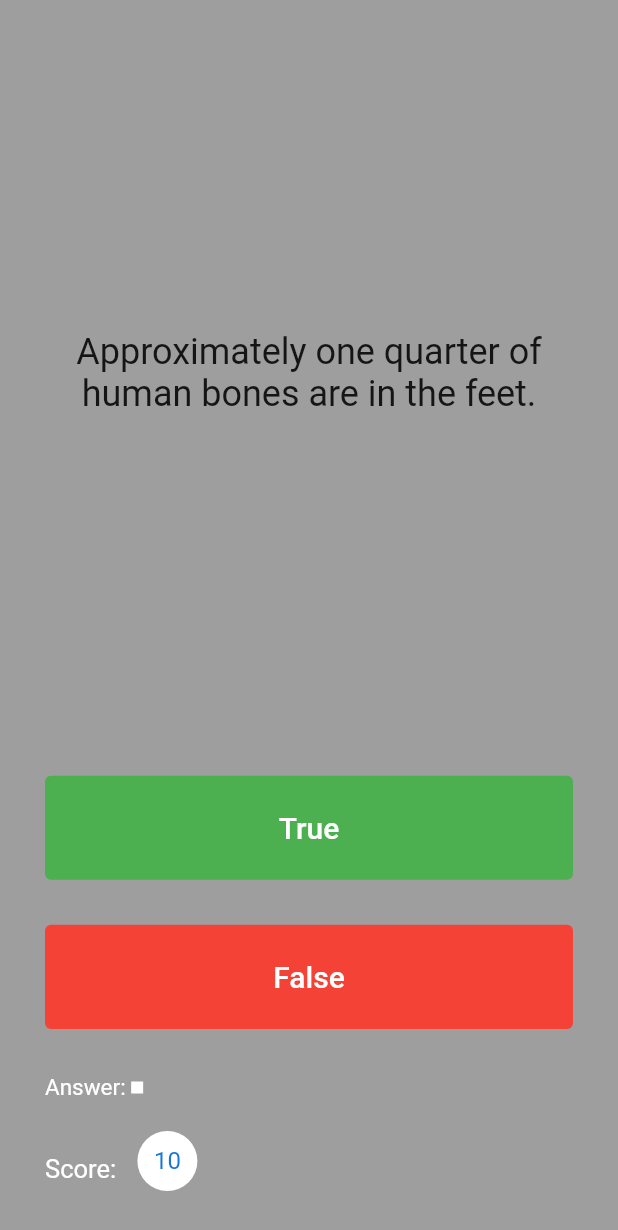
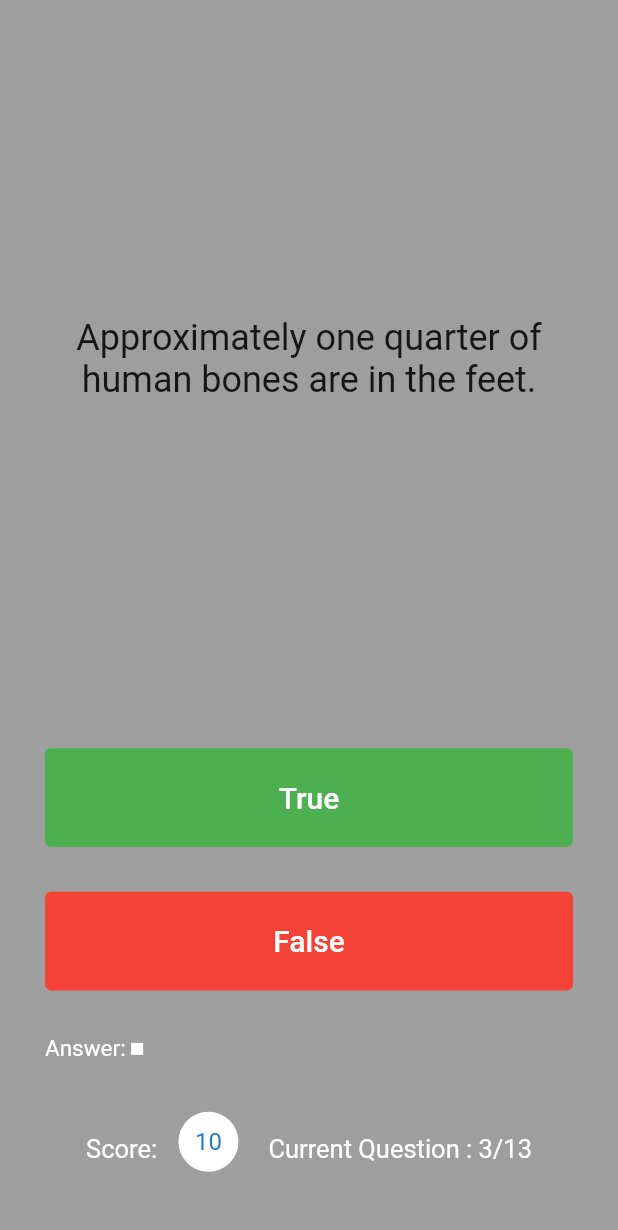
Before and after one commit to vijai-ks/Quizzler, a Flutter app: the screen it shows after launch, after a tap on "True", after a tap on "False", on a phone screen of 412 x 824 dp. Shown: the top 1230 px of the screen. Run offline on Flutter 3.47's test engine with Material 2 defaults, Android fonts, the phone set to English and light mode, and no system bars.

Commit message:
feat: quizz-brain: Add new methods and private questionNumber
Add current question number and total number in UI
Updated questionNumber as private
Add new methods for getting questionNumber and total number
Add string conversion from int

Signed-off-by: vijai-ks <vijai.ksv@gmail.com>

```diff
--- a/lib/main.dart
+++ b/lib/main.dart
@@ -17,7 +17,6 @@ class Quizzler extends StatefulWidget {
 class _QuizzlerState extends State<Quizzler> {
   List<Icon> scoreKeeper = [];
 
-  int questionNumber = 0;
   @override
   Widget build(BuildContext context) {
     return MaterialApp(
@@ -36,7 +35,7 @@ class _QuizzlerState extends State<Quizzler> {
                     padding: const EdgeInsets.all(10.0),
                     child: Center(
                       child: Text(
-                        quizzBrain.getQuestionFromBank(questionNumber),
+                        quizzBrain.getQuestionFromBank(),
                         textAlign: TextAlign.center,
                         style: const TextStyle(
                           fontSize: 24,
@@ -50,15 +49,14 @@ class _QuizzlerState extends State<Quizzler> {
                     padding: const EdgeInsets.fromLTRB(20, 20, 20.0, 10),
                     child: TextButton(
                       onPressed: () {
-                        bool correctAnswer =
-                            quizzBrain.getAnswerFromBank(questionNumber);
+                        bool correctAnswer = quizzBrain.getAnswerFromBank();
                         if (correctAnswer == true) {
                           print('Answer is true');
                         } else {
                           print('Answer is wrong');
                         }
                         setState(() {
-                          questionNumber++;
+                          quizzBrain.setQuestionNumber();
                         });
                       },
                       style: TextButton.styleFrom(
@@ -79,15 +77,14 @@ class _QuizzlerState extends State<Quizzler> {
                     padding: const EdgeInsets.fromLTRB(20, 20, 20.0, 10),
                     child: TextButton(
                       onPressed: () {
-                        bool correctAnswer =
-                            quizzBrain.getAnswerFromBank(questionNumber);
+                        bool correctAnswer = quizzBrain.getAnswerFromBank();
                         if (correctAnswer == false) {
                           print('Answer is false');
                         } else {
                           print('Answer is wrong');
                         }
                         setState(() {
-                          questionNumber++;
+                          quizzBrain.setQuestionNumber();
                         });
                       },
                       style: TextButton.styleFrom(
@@ -126,23 +123,56 @@ class _QuizzlerState extends State<Quizzler> {
                     ],
                   ),
                 ),
-                Padding(
-                  padding: const EdgeInsets.fromLTRB(20, 0, 20, 20),
-                  child: Container(
-                    child: const Row(
+                Expanded(
+                  child: Padding(
+                    padding: const EdgeInsets.fromLTRB(20, 0, 20, 20),
+                    child: Row(
+                      mainAxisAlignment: MainAxisAlignment.center,
+                      crossAxisAlignment: CrossAxisAlignment.center,
                       children: [
-                        Text(
+                        const Text(
                           'Score: ',
                           style: TextStyle(
                             color: Colors.white,
                             fontSize: 17,
                           ),
                         ),
-                        Padding(
+                        const Padding(
                           padding: EdgeInsets.fromLTRB(10, 0, 0, 10),
                           child: CircleAvatar(
                             backgroundColor: Colors.white,
                             child: Text('10'),
+                          ),
+                        ),
+                        const SizedBox(
+                          width: 20,
+                        ),
+                        const Text(
+                          'Current Question : ',
+                          style: TextStyle(
+                            color: Colors.white,
+                            fontSize: 17,
+                          ),
+                        ),
+                        Text(
+                          quizzBrain.getQuestionNumber().toString(),
+                          style: const TextStyle(
+                            color: Colors.white,
+                            fontSize: 17,
+                          ),
+                        ),
+                        const Text(
+                          '/',
+                          style: TextStyle(
+                            color: Colors.white,
+                            fontSize: 17,
+                          ),
+                        ),
+                        Text(
+                          quizzBrain.getTotalNumberOfQuestions().toString(),
+                          style: const TextStyle(
+                            color: Colors.white,
+                            fontSize: 17,
                           ),
                         ),
                       ],
--- a/lib/quizz_brain.dart
+++ b/lib/quizz_brain.dart
@@ -1,6 +1,7 @@
 import 'questions.dart';
 
 class QuizBrain {
+  int _questionNumber = 0;
   final List<Question> _questionBank = [
     Question('Some cats are actually allergic to humans', true),
     Question('You can lead a cow down stairs but not up stairs.', false),
@@ -29,13 +30,29 @@ class QuizBrain {
         true),
   ];
 
+  void setQuestionNumber() {
+    if (_questionNumber < _questionBank.length - 1) {
+      _questionNumber++;
+    } else {
+      _questionNumber = 0;
+    }
+  }
+
+  int getQuestionNumber() {
+    return _questionNumber + 1;
+  }
+
+  int getTotalNumberOfQuestions() {
+    return _questionBank.length;
+  }
+
   // Since the question bank values are private we cant access it directly
   // For that we are creating two functions to return Question and Answer
-  String getQuestionFromBank(int questionNumber) {
-    return _questionBank[questionNumber].question;
+  String getQuestionFromBank() {
+    return _questionBank[_questionNumber].question;
   }
 
-  bool getAnswerFromBank(int questionNumber) {
-    return _questionBank[questionNumber].answer;
+  bool getAnswerFromBank() {
+    return _questionBank[_questionNumber].answer;
   }
 }
```
